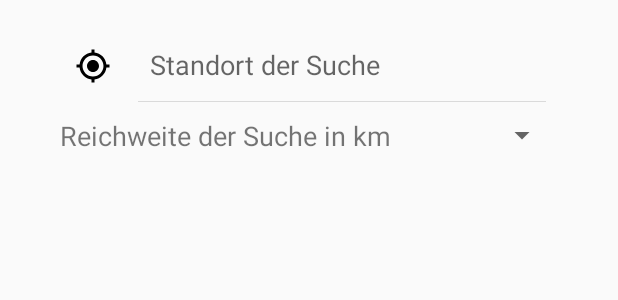
After one commit to robertmetzinger/main, an Android app: the layout search_dialog_layout.xml on its own in the app's theme, with its tools: preview values and no code run, on a phone screen of 412 x 824 dp. The commit adds this screen. Shown: the top 300 px of the screen. Run offline under Robolectric (Android 15) with nearby library versions, the phone set to English and light mode, and no system bars; network calls fail.

Commit message:
Search Settings Dialog implementiert und Pull-to-Refresh für Feed

```diff
--- /dev/null
+++ b/app/src/main/res/layout/search_dialog_layout.xml
@@ -0,0 +1,70 @@
+<?xml version="1.0" encoding="utf-8"?>
+<FrameLayout xmlns:android="http://schemas.android.com/apk/res/android"
+    xmlns:app="http://schemas.android.com/apk/res-auto"
+    xmlns:tools="http://schemas.android.com/tools"
+    android:layout_width="match_parent"
+    android:layout_height="wrap_content">
+
+<LinearLayout
+    android:layout_width="match_parent"
+    android:layout_height="wrap_content"
+    android:layout_marginBottom="20dp"
+    android:layout_marginLeft="40dp"
+    android:layout_marginRight="40dp"
+    android:layout_marginTop="20dp"
+    android:orientation="vertical">
+
+    <LinearLayout
+        android:layout_width="match_parent"
+        android:layout_height="match_parent"
+        android:layout_weight="1"
+        android:orientation="horizontal">
+
+        <ImageButton
+            android:id="@+id/btnMyLocation"
+            style="?android:attr/borderlessButtonStyle"
+            android:layout_width="wrap_content"
+            android:layout_height="match_parent"
+            android:layout_weight="1"
+            android:tooltipText="Meinen Standort verwenden"
+            app:srcCompat="@drawable/ic_my_location_black_24dp" />
+
+        <SearchView
+            android:id="@+id/feed_search_view"
+            android:layout_width="match_parent"
+            android:layout_height="match_parent"
+            android:layout_weight="1"
+            android:ems="10"
+            android:iconifiedByDefault="false"
+            android:inputType="textAutoComplete|textMultiLine"
+            android:maxLines="3"
+            android:queryHint="Standort der Suche"
+            android:searchIcon="@null">
+
+        </SearchView>
+    </LinearLayout>
+
+    <LinearLayout
+        android:layout_width="match_parent"
+        android:layout_height="match_parent"
+        android:layout_marginTop="10dp"
+        android:layout_weight="1"
+        android:orientation="horizontal">
+
+        <TextView
+            android:id="@+id/textView5"
+            android:layout_width="wrap_content"
+            android:layout_height="wrap_content"
+            android:layout_weight="1"
+            android:text="Reichweite der Suche in km"
+            android:textSize="18sp" />
+
+        <Spinner
+            android:id="@+id/range_spinner"
+            android:layout_width="wrap_content"
+            android:layout_height="match_parent"
+            android:layout_marginLeft="20dp"
+            android:layout_weight="0"/>
+    </LinearLayout>
+</LinearLayout>
+</FrameLayout>
```
Also changed, not shown: app/src/main/java/de/hb_dhbw_stuttgart/tutorscout24_android/DisplayFragment.java (+75 -28 lines), app/src/main/res/layout/fragment_display.xml (+26 -12 lines), app/src/main/res/values/strings.xml (+8 -0 lines), app/src/main/res/values/strings_mockdata.xml (deleted, +0 -74 lines), app/src/main/res/drawable-hdpi/ic_action_name.png (added), app/src/main/res/drawable-hdpi/search_settings_icon.png (added), app/src/main/res/drawable-hdpi/search_settings_icon_white.png (added), app/src/main/res/drawable-mdpi/ic_action_name.png (added), app/src/main/res/drawable-mdpi/search_settings_icon.png (added), app/src/main/res/drawable-mdpi/search_settings_icon_white.png (added), app/src/main/res/drawable-xhdpi/ic_action_name.png (added), app/src/main/res/drawable-xhdpi/search_settings_icon.png (added), app/src/main/res/drawable-xhdpi/search_settings_icon_white.png (added), app/src/main/res/drawable-xxhdpi/ic_action_name.png (added), 2 more files.
